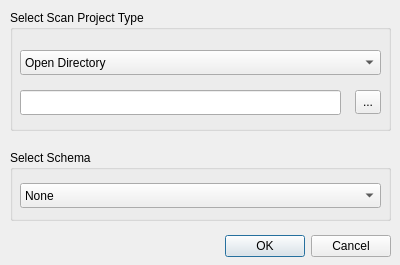
Before: the Qt Designer form src/tools/lvr2_viewer/ui/LVRScanProjectOpenDialogUI.ui in uos/lvr2, drawn with Qt 5.
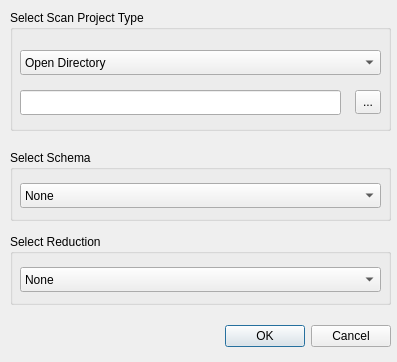
After: the same form once the commit is applied.

Commit message: added Select Reduction in UI

The edit to the form file:
```diff
--- a/src/tools/lvr2_viewer/ui/LVRScanProjectOpenDialogUI.ui
+++ b/src/tools/lvr2_viewer/ui/LVRScanProjectOpenDialogUI.ui
@@ -6,8 +6,8 @@
    <rect>
     <x>0</x>
     <y>0</y>
-    <width>400</width>
-    <height>265</height>
+    <width>397</width>
+    <height>362</height>
    </rect>
   </property>
   <property name="windowTitle">
@@ -17,7 +17,7 @@
    <property name="geometry">
     <rect>
      <x>50</x>
-     <y>230</y>
+     <y>320</y>
      <width>341</width>
      <height>32</height>
     </rect>
@@ -113,6 +113,34 @@
     </item>
    </widget>
   </widget>
+  <widget class="QGroupBox" name="groupBoxReduction">
+   <property name="geometry">
+    <rect>
+     <x>10</x>
+     <y>234</y>
+     <width>381</width>
+     <height>71</height>
+    </rect>
+   </property>
+   <property name="title">
+    <string>Select Reduction</string>
+   </property>
+   <widget class="QComboBox" name="comboBoxReduction">
+    <property name="geometry">
+     <rect>
+      <x>10</x>
+      <y>33</y>
+      <width>361</width>
+      <height>25</height>
+     </rect>
+    </property>
+    <item>
+     <property name="text">
+      <string>None</string>
+     </property>
+    </item>
+   </widget>
+  </widget>
  </widget>
  <resources/>
  <connections>
```
